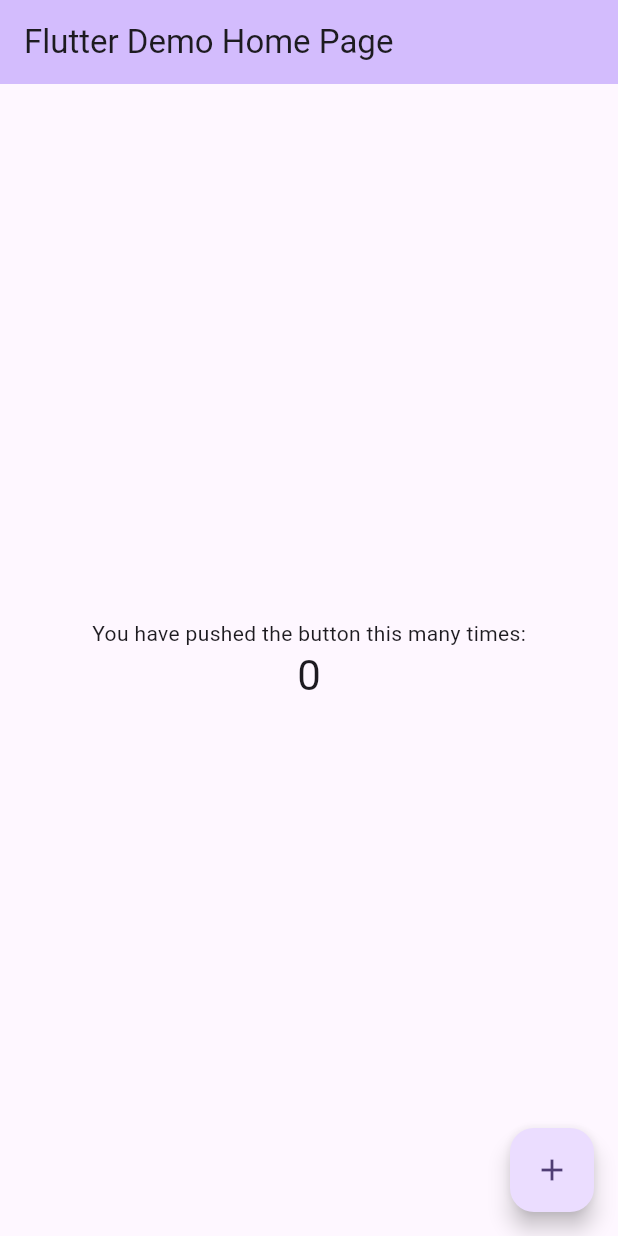
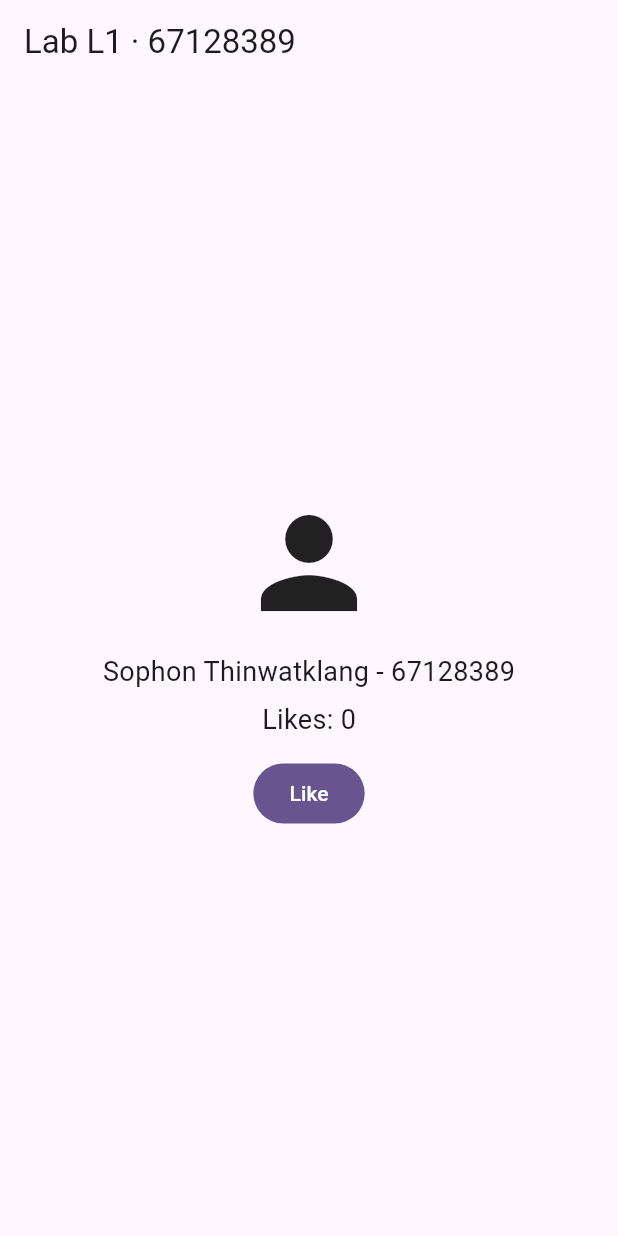
Before and after one commit to leo0viper/lab01_profile, a Flutter app: the screen it shows after launch, on a phone screen of 412 x 824 dp. Run offline on Flutter 3.47's test engine with Material 3 defaults, Android fonts, the phone set to English and light mode, and no system bars.

Commit message:
feat: build profile UI layout

```diff
--- a/lib/main.dart
+++ b/lib/main.dart
@@ -7,116 +7,65 @@ void main() {
 class MyApp extends StatelessWidget {
   const MyApp({super.key});
 
-  // This widget is the root of your application.
   @override
   Widget build(BuildContext context) {
     return MaterialApp(
-      title: 'Flutter Demo',
+      debugShowCheckedModeBanner: false,
+      title: 'Lab L1',
       theme: ThemeData(
-        // This is the theme of your application.
-        //
-        // TRY THIS: Try running your application with "flutter run". You'll see
-        // the application has a purple toolbar. Then, without quitting the app,
-        // try changing the seedColor in the colorScheme below to Colors.green
-        // and then invoke "hot reload" (save your changes or press the "hot
-        // reload" button in a Flutter-supported IDE, or press "r" if you used
-        // the command line to start the app).
-        //
-        // Notice that the counter didn't reset back to zero; the application
-        // state is not lost during the reload. To reset the state, use hot
-        // restart instead.
-        //
-        // This works for code too, not just values: Most code changes can be
-        // tested with just a hot reload.
-        colorScheme: .fromSeed(seedColor: Colors.deepPurple),
+        colorScheme: ColorScheme.fromSeed(seedColor: Colors.deepPurple),
+        useMaterial3: true,
       ),
-      home: const MyHomePage(title: 'Flutter Demo Home Page'),
+      home: const MyHomePage(),
     );
   }
 }
 
 class MyHomePage extends StatefulWidget {
-  const MyHomePage({super.key, required this.title});
-
-  // This widget is the home page of your application. It is stateful, meaning
-  // that it has a State object (defined below) that contains fields that affect
-  // how it looks.
-
-  // This class is the configuration for the state. It holds the values (in this
-  // case the title) provided by the parent (in this case the App widget) and
-  // used by the build method of the State. Fields in a Widget subclass are
-  // always marked "final".
-
-  final String title;
+  const MyHomePage({super.key});
 
   @override
   State<MyHomePage> createState() => _MyHomePageState();
 }
 
 class _MyHomePageState extends State<MyHomePage> {
-  int _counter = 0;
-
-  void _incrementCounter() {
-    setState(() {
-      // This call to setState tells the Flutter framework that something has
-      // changed in this State, which causes it to rerun the build method below
-      // so that the display can reflect the updated values. If we changed
-      // _counter without calling setState(), then the build method would not be
-      // called again, and so nothing would appear to happen.
-      _counter++;
-    });
-  }
+  final int _likes = 0;
 
   @override
   Widget build(BuildContext context) {
-    // This method is rerun every time setState is called, for instance as done
-    // by the _incrementCounter method above.
-    //
-    // The Flutter framework has been optimized to make rerunning build methods
-    // fast, so that you can just rebuild anything that needs updating rather
-    // than having to individually change instances of widgets.
     return Scaffold(
       appBar: AppBar(
-        // TRY THIS: Try changing the color here to a specific color (to
-        // Colors.amber, perhaps?) and trigger a hot reload to see the AppBar
-        // change color while the other colors stay the same.
-        backgroundColor: Theme.of(context).colorScheme.inversePrimary,
-        // Here we take the value from the MyHomePage object that was created by
-        // the App.build method, and use it to set our appbar title.
-        title: Text(widget.title),
+        title: const Text('Lab L1 · 67128389'),
       ),
       body: Center(
-        // Center is a layout widget. It takes a single child and positions it
-        // in the middle of the parent.
         child: Column(
-          // Column is also a layout widget. It takes a list of children and
-          // arranges them vertically. By default, it sizes itself to fit its
-          // children horizontally, and tries to be as tall as its parent.
-          //
-          // Column has various properties to control how it sizes itself and
-          // how it positions its children. Here we use mainAxisAlignment to
-          // center the children vertically; the main axis here is the vertical
-          // axis because Columns are vertical (the cross axis would be
-          // horizontal).
-          //
-          // TRY THIS: Invoke "debug painting" (choose the "Toggle Debug Paint"
-          // action in the IDE, or press "p" in the console), to see the
-          // wireframe for each widget.
-          mainAxisAlignment: .center,
+          mainAxisAlignment: MainAxisAlignment.center,
           children: [
-            const Text('You have pushed the button this many times:'),
+            const Icon(
+              Icons.person,
+              size: 96,
+              color: Colors.black87,
+            ),
+            const SizedBox(height: 12),
+            const Text(
+              'Sophon Thinwatklang - 67128389',
+              style: TextStyle(fontSize: 18),
+            ),
+            const SizedBox(height: 6),
             Text(
-              '$_counter',
-              style: Theme.of(context).textTheme.headlineMedium,
+              'Likes: $_likes',
+              style: const TextStyle(fontSize: 18),
+            ),
+            const SizedBox(height: 12),
+            FilledButton(
+              onPressed: () {
+                // ยังไม่ได้ใส่คำสั่งเพิ่มจำนวน Like
+              },
+              child: const Text('Like'),
             ),
           ],
         ),
       ),
-      floatingActionButton: FloatingActionButton(
-        onPressed: _incrementCounter,
-        tooltip: 'Increment',
-        child: const Icon(Icons.add),
-      ),
     );
   }
 }
```
